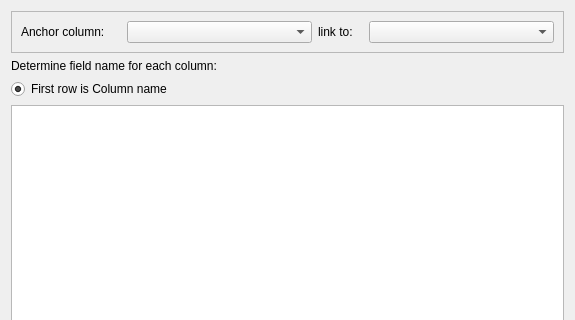
WilsonImmunologyLab/VGenes, file annotatedialog.ui: the form before one commit; both pictures show x 0 to 575 and y 0 to 320 of the 575 by 652 pixel window.
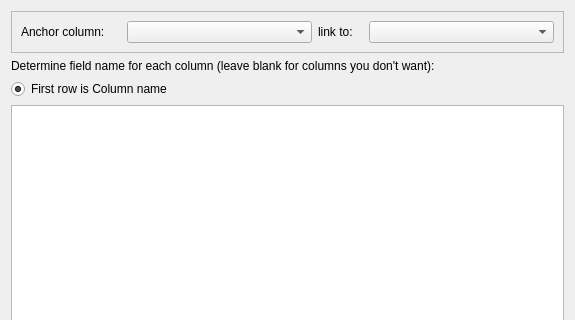
The form after the commit.

What changed in the file:
```diff
--- a/annotatedialog.ui
+++ b/annotatedialog.ui
@@ -103,13 +103,6 @@
      </property>
     </widget>
    </item>
-   <item row="1" column="0">
-    <widget class="QLabel" name="label_2">
-     <property name="text">
-      <string>Determine field name for each column:</string>
-     </property>
-    </widget>
-   </item>
    <item row="2" column="0">
     <widget class="QRadioButton" name="radioButton">
      <property name="text">
@@ -120,6 +113,13 @@
      </property>
     </widget>
    </item>
+   <item row="1" column="0" colspan="4">
+    <widget class="QLabel" name="label_2">
+     <property name="text">
+      <string>Determine field name for each column (leave blank for columns you don't want):</string>
+     </property>
+    </widget>
+   </item>
   </layout>
  </widget>
  <resources/>
```
Left out of the diff: 2 changed lines with no effect on the pictures.
